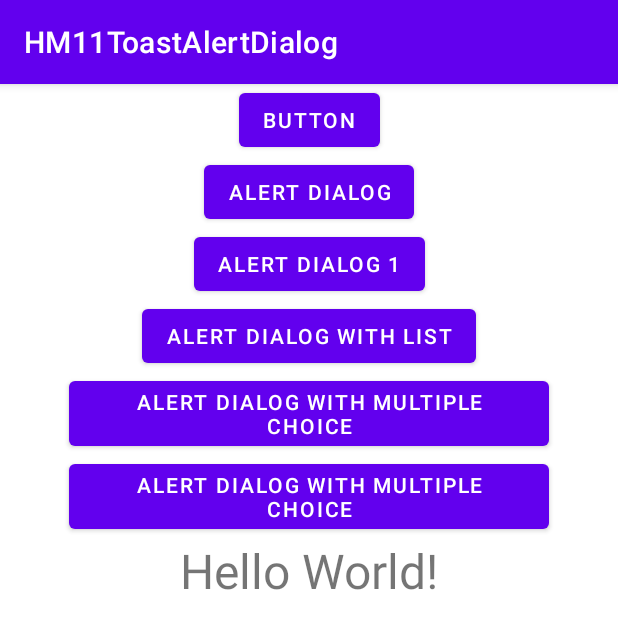
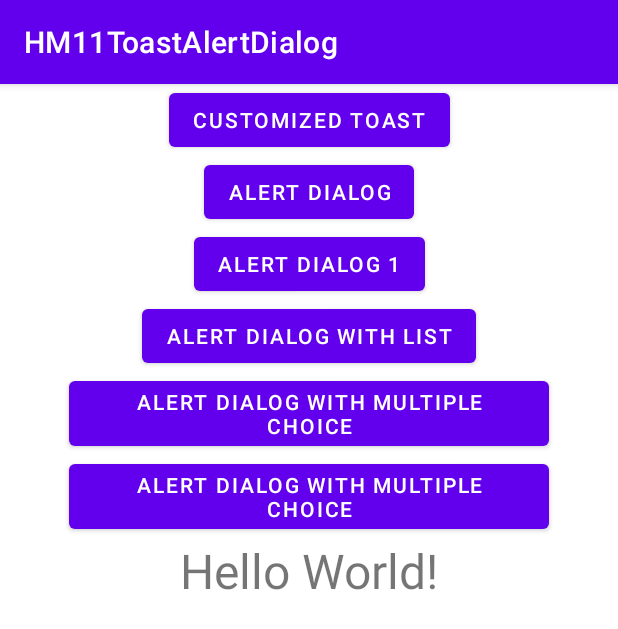
Before and after one commit to Raza023/MobileComputing, an Android app: the screen it shows after launch (MainActivity), on a phone screen of 412 x 824 dp. Shown: the top 629 px of the screen. Run offline under Robolectric (Android 15) with nearby library versions, the phone set to English and light mode, and no system bars.

Commit message:
HM11 - Toast Alert Dialog
Layout crated

```diff
--- a/HM11ToastAlertDialog/app/src/main/res/layout/activity_main.xml
+++ b/HM11ToastAlertDialog/app/src/main/res/layout/activity_main.xml
@@ -10,13 +10,11 @@
         android:id="@+id/button"
         android:layout_width="wrap_content"
         android:layout_height="wrap_content"
-        android:text="Button"
-        app:layout_constraintTop_toTopOf="parent"
-        app:layout_constraintStart_toStartOf="parent"
+        android:text="Customized Toast"
         app:layout_constraintEnd_toEndOf="parent"
         app:layout_constraintHorizontal_bias="0.5"
-        app:layout_constraintVertical_bias="0.5"
-        />
+        app:layout_constraintStart_toStartOf="parent"
+        app:layout_constraintTop_toTopOf="parent" />
 
     <Button
         android:id="@+id/button_alert_dialog"
```
